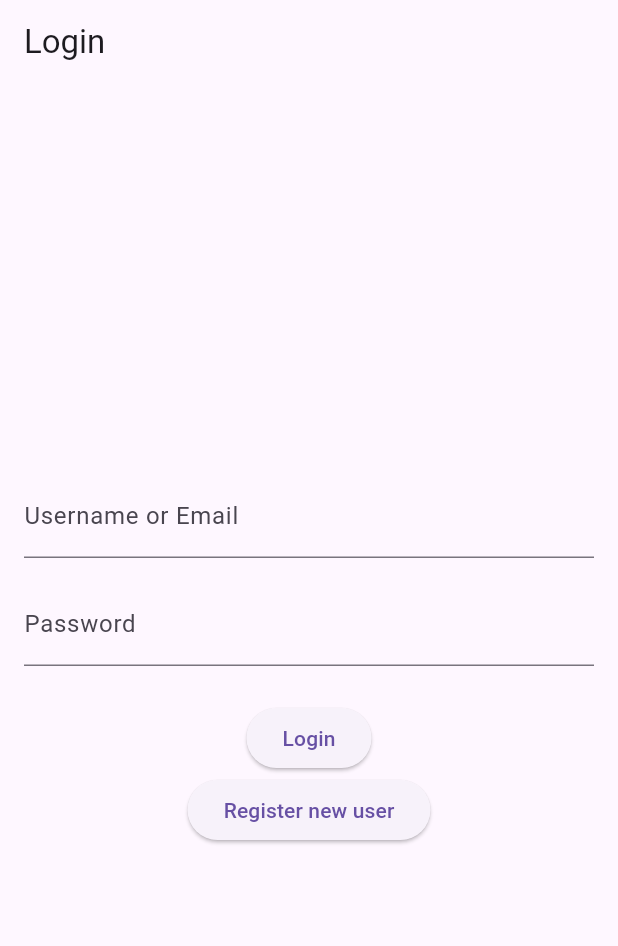
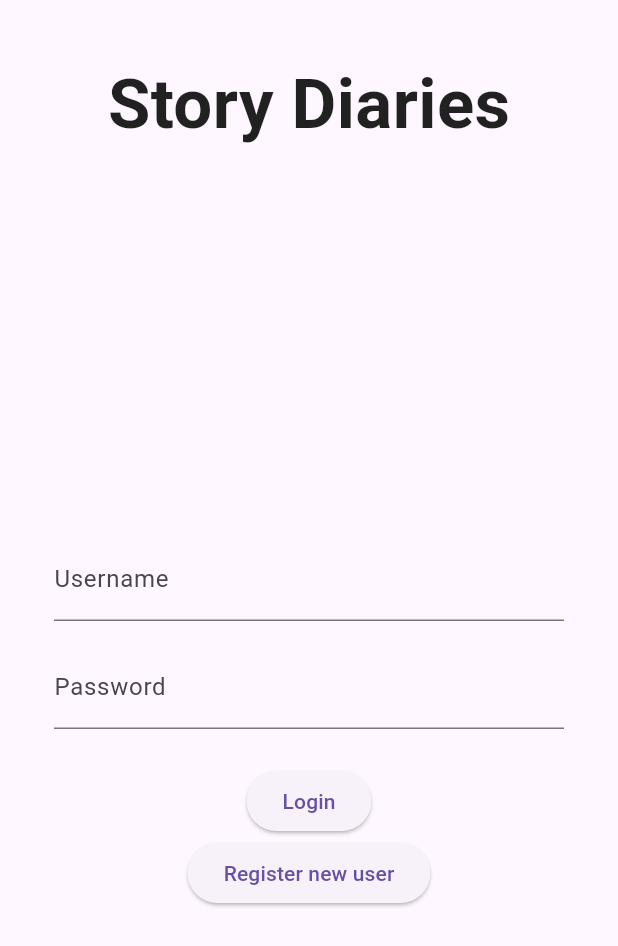
Before and after one commit to VarunRocky007/cp-assignment, a Flutter app: the screen it shows after launch, on a phone screen of 412 x 824 dp. Shown: the top 946 px of the screen. Run offline on Flutter 3.47's test engine with Material 3 defaults, Android fonts, the phone set to English and light mode, and no system bars; our stand-ins replace auto_route, flutter_dotenv, parse_server_sdk_flutter.

Commit message:
Refactor home screen tiles and login screen page

```diff
--- a/lib/presentation/add_story_screen.dart
+++ b/lib/presentation/add_story_screen.dart
@@ -85,6 +85,7 @@ class _AddStoryScreenState extends State<AddStoryScreen> {
                 border: const OutlineInputBorder(),
               ),
             ),
+            const SizedBox(height: 16),
             TextField(
               controller: _contentController,
               maxLines: 25,
--- a/lib/presentation/login_screen.dart
+++ b/lib/presentation/login_screen.dart
@@ -56,25 +56,41 @@ class _LoginScreenState extends State<LoginScreen> {
   @override
   Widget build(BuildContext context) {
     return Scaffold(
-      appBar: AppBar(
-        title: Text('Login'),
+      body: SafeArea(
+        child: Container(
+          padding: EdgeInsets.all(36.0),
+          child: Column(
+            mainAxisAlignment: MainAxisAlignment.start,
+            children: <Widget>[
+              Text(
+                "Story Diaries",
+                style: TextStyle(
+                  fontSize: 46.0,
+                  fontWeight: FontWeight.bold,
+                  color: Colors.black87,
                 ),
-      body: Container(
-        padding: EdgeInsets.all(16.0),
-        child: Column(
+              ),
+              SizedBox(height: 256.0),
+              Column(
                 mainAxisAlignment: MainAxisAlignment.center,
-          children: <Widget>[
+                children: [
                   TextField(
                     controller: _usernameEmailController,
-              decoration: InputDecoration(labelText: 'Username or Email'),
+                    decoration: InputDecoration(
+                      labelText: 'Username',
+                    ),
                   ),
                   SizedBox(height: 16.0),
                   TextField(
                     controller: _passwordController,
                     obscureText: true,
-              decoration: InputDecoration(labelText: 'Password'),
+                    decoration: InputDecoration(
+                      labelText: 'Password',
+                    ),
                   ),
                   SizedBox(height: 24.0),
+                ],
+              ),
               ElevatedButton(
                 onPressed: _isLoading ? null : _loginUser,
                 child: _isLoading ? CircularProgressIndicator() : Text('Login'),
@@ -96,6 +112,7 @@ class _LoginScreenState extends State<LoginScreen> {
             ],
           ),
         ),
+      ),
     );
   }
 }
```
Also changed, not shown: lib/presentation/home_screen.dart (+25 -4 lines). Lines whose indentation alone changed are shown as unchanged.
